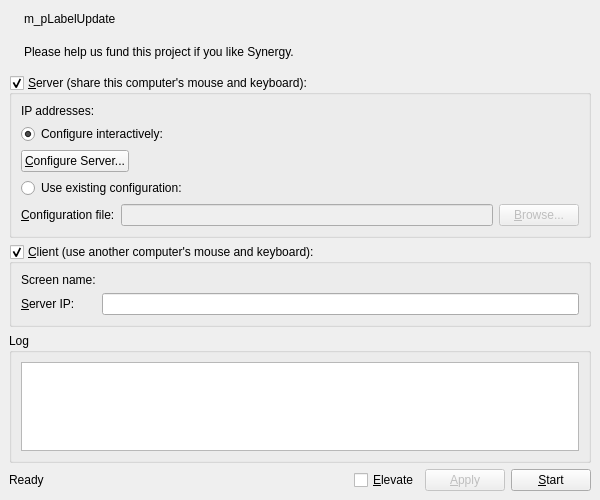
Old version of the form src/gui/res/MainWindowBase.ui in the repository deskflow/deskflow.
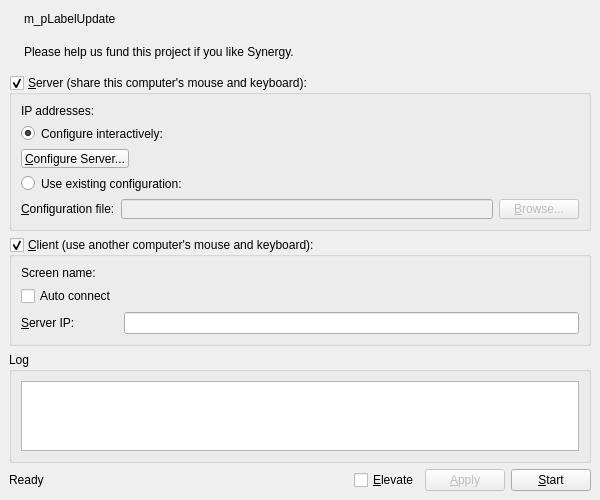
New version of the form. Icons and pictures are not drawn.

Commit message: issue #65 - Auto config feature using Zeroconf/Bonjour gave user an option to toggle auto connect

```diff
--- a/src/gui/res/MainWindowBase.ui
+++ b/src/gui/res/MainWindowBase.ui
@@ -271,7 +271,7 @@
          </property>
         </widget>
        </item>
-       <item row="1" column="0">
+       <item row="2" column="0">
         <widget class="QLabel" name="m_pLabelServerName">
          <property name="text">
           <string>&amp;Server IP:</string>
@@ -281,7 +281,7 @@
          </property>
         </widget>
        </item>
-       <item row="1" column="1">
+       <item row="2" column="1">
         <widget class="QLineEdit" name="m_pLineEditHostname"/>
        </item>
        <item row="0" column="1">
@@ -291,6 +291,13 @@
          </property>
         </widget>
        </item>
+       <item row="1" column="0">
+        <widget class="QCheckBox" name="m_pAutoConnectCheckBox">
+         <property name="text">
+          <string>Auto connect</string>
+         </property>
+        </widget>
+       </item>
       </layout>
      </widget>
     </item>
```
The commit also changes 4 other files.
